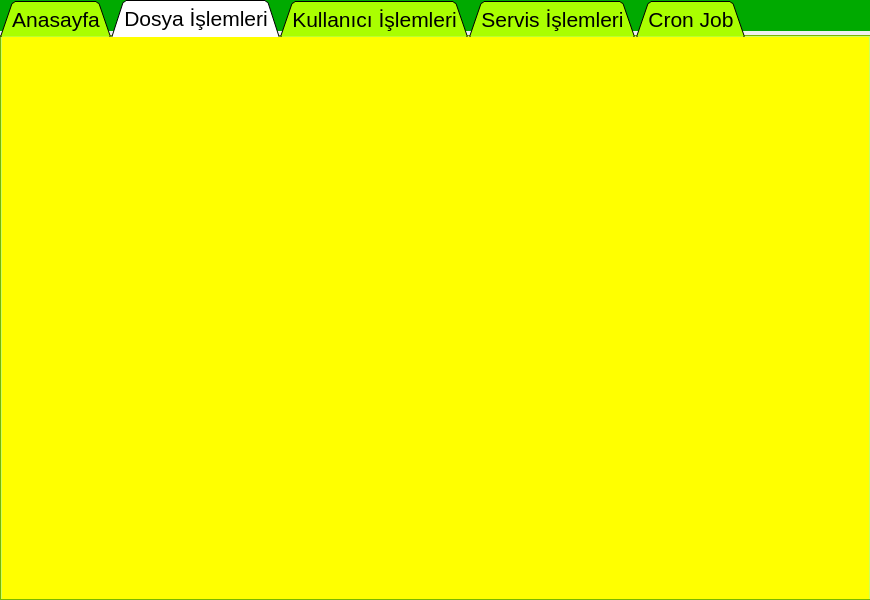
Above: MainGUI.ui from Slmdlgl40/LinuxSystemManagement before the change. Below: the same form after it.
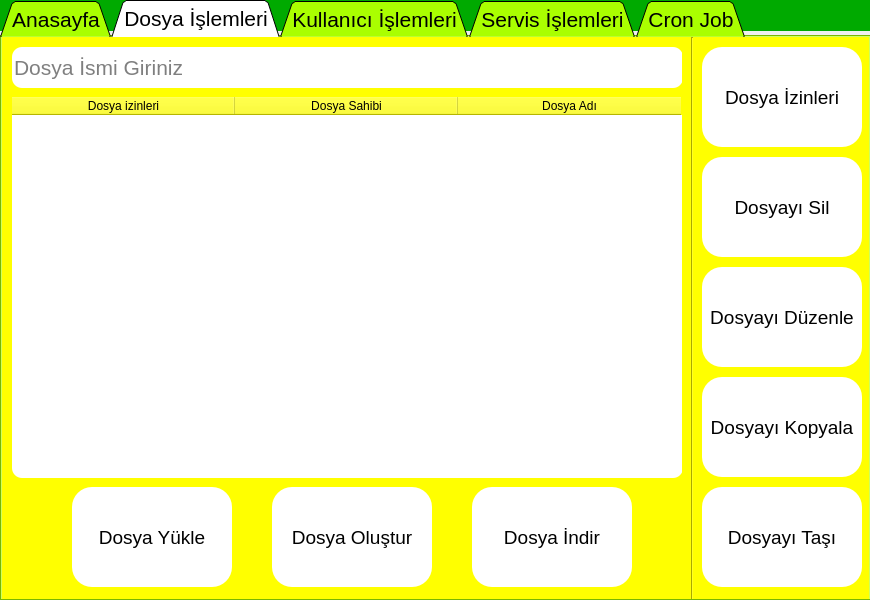
That is the form after the change. The open tabs and pages were chosen to show the change. Icons and pictures are not drawn.

Commit message: Dosya İşlemleri sayfasının tasarımı tamamlandı

What changed in the file:
```diff
--- a/MainGUI.ui
+++ b/MainGUI.ui
@@ -516,6 +516,404 @@
       <property name="styleSheet">
        <string notr="true">background-color:yellow</string>
       </property>
+      <widget class="QWidget" name="widget_8" native="true">
+       <property name="geometry">
+        <rect>
+         <x>690</x>
+         <y>0</y>
+         <width>181</width>
+         <height>571</height>
+        </rect>
+       </property>
+       <property name="styleSheet">
+        <string notr="true">QToolButton
+{
+background-color:white;
+border-radius:20px;
+}
+
+QToolButton:hover
+{
+background-color:#dfdfdf
+}</string>
+       </property>
+       <widget class="QToolButton" name="toolButton_exit_8">
+        <property name="geometry">
+         <rect>
+          <x>10</x>
+          <y>340</y>
+          <width>160</width>
+          <height>100</height>
+         </rect>
+        </property>
+        <property name="font">
+         <font>
+          <pointsize>14</pointsize>
+         </font>
+        </property>
+        <property name="styleSheet">
+         <string notr="true"/>
+        </property>
+        <property name="text">
+         <string>Dosyayı Kopyala</string>
+        </property>
+        <property name="icon">
+         <iconset resource="images/images.qrc">
+          <normaloff>:/images/copy.png</normaloff>:/images/copy.png</iconset>
+        </property>
+        <property name="iconSize">
+         <size>
+          <width>70</width>
+          <height>70</height>
+         </size>
+        </property>
+        <property name="toolButtonStyle">
+         <enum>Qt::ToolButtonTextUnderIcon</enum>
+        </property>
+       </widget>
+       <widget class="QToolButton" name="toolButton_exit_7">
+        <property name="geometry">
+         <rect>
+          <x>10</x>
+          <y>120</y>
+          <width>160</width>
+          <height>100</height>
+         </rect>
+        </property>
+        <property name="font">
+         <font>
+          <pointsize>14</pointsize>
+         </font>
+        </property>
+        <property name="styleSheet">
+         <string notr="true"/>
+        </property>
+        <property name="text">
+         <string>Dosyayı Sil</string>
+        </property>
+        <property name="icon">
+         <iconset resource="images/images.qrc">
+          <normaloff>:/images/trash-can.png</normaloff>:/images/trash-can.png</iconset>
+        </property>
+        <property name="iconSize">
+         <size>
+          <width>70</width>
+          <height>70</height>
+         </size>
+        </property>
+        <property name="toolButtonStyle">
+         <enum>Qt::ToolButtonTextUnderIcon</enum>
+        </property>
+       </widget>
+       <widget class="QToolButton" name="toolButton_exit_4">
+        <property name="geometry">
+         <rect>
+          <x>10</x>
+          <y>10</y>
+          <width>160</width>
+          <height>100</height>
+         </rect>
+        </property>
+        <property name="font">
+         <font>
+          <pointsize>14</pointsize>
+         </font>
+        </property>
+        <property name="styleSheet">
+         <string notr="true"/>
+        </property>
+        <property name="text">
+         <string>Dosya İzinleri</string>
+        </property>
+        <property name="icon">
+         <iconset resource="images/images.qrc">
+          <normaloff>:/images/cyber-security.png</normaloff>:/images/cyber-security.png</iconset>
+        </property>
+        <property name="iconSize">
+         <size>
+          <width>70</width>
+          <height>70</height>
+         </size>
+        </property>
+        <property name="toolButtonStyle">
+         <enum>Qt::ToolButtonTextUnderIcon</enum>
+        </property>
+       </widget>
+       <widget class="QToolButton" name="toolButton_exit_9">
+        <property name="geometry">
+         <rect>
+          <x>10</x>
+          <y>450</y>
+          <width>160</width>
+          <height>100</height>
+         </rect>
+        </property>
+        <property name="font">
+         <font>
+          <pointsize>14</pointsize>
+         </font>
+        </property>
+        <property name="styleSheet">
+         <string notr="true"/>
+        </property>
+        <property name="text">
+         <string>Dosyayı Taşı</string>
+        </property>
+        <property name="icon">
+         <iconset resource="images/images.qrc">
+          <normaloff>:/images/location.png</normaloff>:/images/location.png</iconset>
+        </property>
+        <property name="iconSize">
+         <size>
+          <width>70</width>
+          <height>70</height>
+         </size>
+        </property>
+        <property name="toolButtonStyle">
+         <enum>Qt::ToolButtonTextUnderIcon</enum>
+        </property>
+       </widget>
+       <widget class="QToolButton" name="toolButton_exit_3">
+        <property name="geometry">
+         <rect>
+          <x>10</x>
+          <y>230</y>
+          <width>160</width>
+          <height>100</height>
+         </rect>
+        </property>
+        <property name="font">
+         <font>
+          <pointsize>14</pointsize>
+         </font>
+        </property>
+        <property name="styleSheet">
+         <string notr="true"/>
+        </property>
+        <property name="text">
+         <string>Dosyayı Düzenle</string>
+        </property>
+        <property name="icon">
+         <iconset resource="images/images.qrc">
+          <normaloff>:/images/pencil.png</normaloff>:/images/pencil.png</iconset>
+        </property>
+        <property name="iconSize">
+         <size>
+          <width>70</width>
+          <height>70</height>
+         </size>
+        </property>
+        <property name="toolButtonStyle">
+         <enum>Qt::ToolButtonTextUnderIcon</enum>
+        </property>
+       </widget>
+      </widget>
+      <widget class="QWidget" name="widget_10" native="true">
+       <property name="geometry">
+        <rect>
+         <x>0</x>
+         <y>440</y>
+         <width>691</width>
+         <height>131</height>
+        </rect>
+       </property>
+       <property name="styleSheet">
+        <string notr="true">QToolButton
+{
+background-color:white;
+border-radius:20px;
+}
+
+QToolButton:hover
+{
+background-color:#dfdfdf
+}</string>
+       </property>
+       <widget class="QToolButton" name="toolButton_4">
+        <property name="geometry">
+         <rect>
+          <x>270</x>
+          <y>10</y>
+          <width>160</width>
+          <height>100</height>
+         </rect>
+        </property>
+        <property name="font">
+         <font>
+          <pointsize>14</pointsize>
+         </font>
+        </property>
+        <property name="styleSheet">
+         <string notr="true"/>
+        </property>
+        <property name="text">
+         <string>Dosya Oluştur</string>
+        </property>
+        <property name="icon">
+         <iconset resource="images/images.qrc">
+          <normaloff>:/images/new.png</normaloff>:/images/new.png</iconset>
+        </property>
+        <property name="iconSize">
+         <size>
+          <width>70</width>
+          <height>70</height>
+         </size>
+        </property>
+        <property name="toolButtonStyle">
+         <enum>Qt::ToolButtonTextUnderIcon</enum>
+        </property>
+       </widget>
+       <widget class="QToolButton" name="toolButton_chng_usr_3">
+        <property name="geometry">
+         <rect>
+          <x>70</x>
+          <y>10</y>
+          <width>160</width>
+          <height>100</height>
+         </rect>
+        </property>
+        <property name="font">
+         <font>
+          <pointsize>14</pointsize>
+         </font>
+        </property>
+        <property name="styleSheet">
+         <string notr="true"/>
+        </property>
+        <property name="text">
+         <string>Dosya Yükle</string>
+        </property>
+        <property name="icon">
+         <iconset resource="images/images.qrc">
+          <normaloff>:/images/upload.png</normaloff>:/images/upload.png</iconset>
+        </property>
+        <property name="iconSize">
+         <size>
+          <width>70</width>
+          <height>70</height>
+         </size>
+        </property>
+        <property name="toolButtonStyle">
+         <enum>Qt::ToolButtonTextUnderIcon</enum>
+        </property>
+       </widget>
+       <widget class="QToolButton" name="toolButton_disconnect_3">
+        <property name="geometry">
+         <rect>
+          <x>470</x>
+          <y>10</y>
+          <width>160</width>
+          <height>100</height>
+         </rect>
+        </property>
+        <property name="font">
+         <font>
+          <pointsize>14</pointsize>
+         </font>
+        </property>
+        <property name="styleSheet">
+         <string notr="true"/>
+        </property>
+        <property name="text">
+         <string>Dosya İndir</string>
+        </property>
+        <property name="icon">
+         <iconset resource="images/images.qrc">
+          <normaloff>:/images/download.png</normaloff>:/images/download.png</iconset>
+        </property>
+        <property name="iconSize">
+         <size>
+          <width>70</width>
+          <height>70</height>
+         </size>
+        </property>
+        <property name="toolButtonStyle">
+         <enum>Qt::ToolButtonTextUnderIcon</enum>
+        </property>
+       </widget>
+      </widget>
+      <widget class="QWidget" name="widget_11" native="true">
+       <property name="geometry">
+        <rect>
+         <x>0</x>
+         <y>0</y>
+         <width>681</width>
+         <height>441</height>
+        </rect>
+       </property>
+       <property name="styleSheet">
+        <string notr="true">QLineEdit
+{
+background-color:white;
+border-radius:10px;
+}
+
+QTableWidget
+{
+background-color:white;
+border-radius:10px;
+}</string>
+       </property>
+       <widget class="QLineEdit" name="lineEdit">
+        <property name="geometry">
+         <rect>
+          <x>10</x>
+          <y>10</y>
+          <width>671</width>
+          <height>41</height>
+         </rect>
+        </property>
+        <property name="font">
+         <font>
+          <pointsize>16</pointsize>
+         </font>
+        </property>
+        <property name="placeholderText">
+         <string>Dosya İsmi Giriniz</string>
+        </property>
+       </widget>
+       <widget class="QTableWidget" name="tableWidget">
+        <property name="geometry">
+         <rect>
+          <x>10</x>
+          <y>60</y>
+          <width>671</width>
+          <height>381</height>
+         </rect>
+        </property>
+        <attribute name="horizontalHeaderDefaultSectionSize">
+         <number>223</number>
+        </attribute>
+        <column>
+         <property name="text">
+          <string>Dosya izinleri</string>
+         </property>
+        </column>
+        <column>
+         <property name="text">
+          <string>Dosya Sahibi</string>
+         </property>
+        </column>
+        <column>
+         <property name="text">
+          <string>Dosya Adı</string>
+         </property>
+        </column>
+       </widget>
+      </widget>
+      <widget class="Line" name="line">
+       <property name="geometry">
+        <rect>
+         <x>680</x>
+         <y>0</y>
+         <width>20</width>
+         <height>571</height>
+        </rect>
+       </property>
+       <property name="orientation">
+        <enum>Qt::Vertical</enum>
+       </property>
+      </widget>
      </widget>
     </widget>
     <widget class="QWidget" name="tab_3">
```
Left out of the diff: 13 changed lines with no effect on the pictures. The commit also changes 8 other files.
